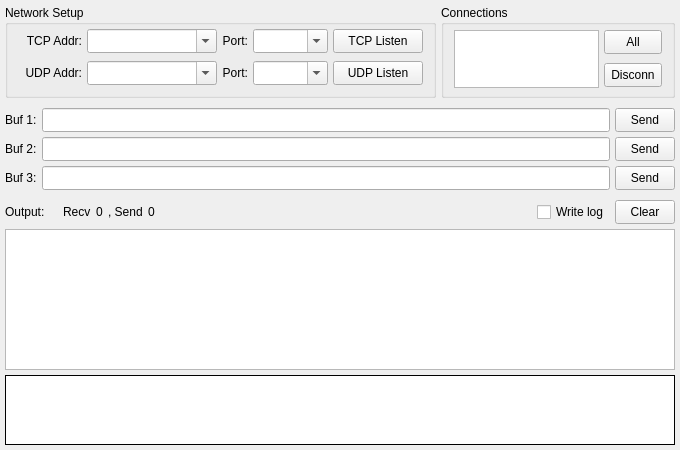
Windowsist/sokit2, file src/serverform.ui: the form before one commit.
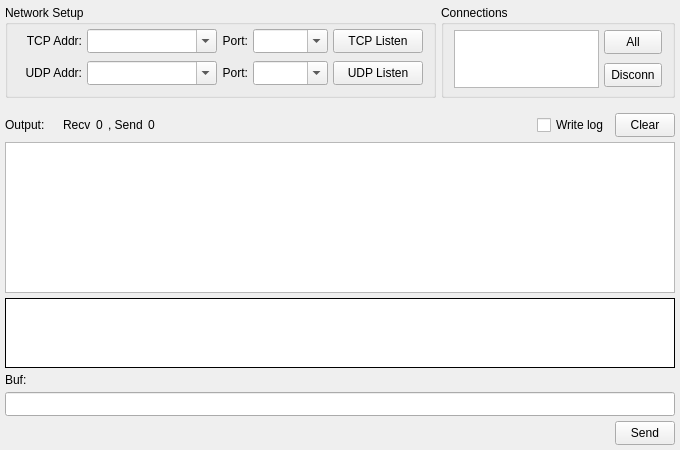
The form after the commit.

What changed in the file:
```diff
--- a/src/serverform.ui
+++ b/src/serverform.ui
@@ -503,135 +503,6 @@
      <property name="spacing">
       <number>5</number>
      </property>
-     <item row="0" column="0">
-      <widget class="QLabel" name="lab5">
-       <property name="text">
-        <string>Buf 1:</string>
-       </property>
-      </widget>
-     </item>
-     <item row="0" column="2">
-      <widget class="QToolButton" name="btnSend1">
-       <property name="minimumSize">
-        <size>
-         <width>60</width>
-         <height>24</height>
-        </size>
-       </property>
-       <property name="maximumSize">
-        <size>
-         <width>60</width>
-         <height>24</height>
-        </size>
-       </property>
-       <property name="text">
-        <string>Send</string>
-       </property>
-       <property name="checkable">
-        <bool>false</bool>
-       </property>
-      </widget>
-     </item>
-     <item row="1" column="0">
-      <widget class="QLabel" name="lab6">
-       <property name="text">
-        <string>Buf 2:</string>
-       </property>
-      </widget>
-     </item>
-     <item row="1" column="1">
-      <widget class="QLineEdit" name="edtBuf2">
-       <property name="minimumSize">
-        <size>
-         <width>0</width>
-         <height>24</height>
-        </size>
-       </property>
-       <property name="maximumSize">
-        <size>
-         <width>16777215</width>
-         <height>24</height>
-        </size>
-       </property>
-      </widget>
-     </item>
-     <item row="1" column="2">
-      <widget class="QToolButton" name="btnSend2">
-       <property name="minimumSize">
-        <size>
-         <width>60</width>
-         <height>24</height>
-        </size>
-       </property>
-       <property name="maximumSize">
-        <size>
-         <width>60</width>
-         <height>24</height>
-        </size>
-       </property>
-       <property name="text">
-        <string>Send</string>
-       </property>
-      </widget>
-     </item>
-     <item row="2" column="0">
-      <widget class="QLabel" name="lab7">
-       <property name="text">
-        <string>Buf 3:</string>
-       </property>
-      </widget>
-     </item>
-     <item row="2" column="1">
-      <widget class="QLineEdit" name="edtBuf3">
-       <property name="minimumSize">
-        <size>
-         <width>0</width>
-         <height>24</height>
-        </size>
-       </property>
-       <property name="maximumSize">
-        <size>
-         <width>16777215</width>
-         <height>24</height>
-        </size>
-       </property>
-      </widget>
-     </item>
-     <item row="2" column="2">
-      <widget class="QToolButton" name="btnSend3">
-       <property name="minimumSize">
-        <size>
-         <width>60</width>
-         <height>24</height>
-        </size>
-       </property>
-       <property name="maximumSize">
-        <size>
-         <width>60</width>
-         <height>24</height>
-        </size>
-       </property>
-       <property name="text">
-        <string>Send</string>
-       </property>
-      </widget>
-     </item>
-     <item row="0" column="1">
-      <widget class="QLineEdit" name="edtBuf1">
-       <property name="minimumSize">
-        <size>
-         <width>0</width>
-         <height>24</height>
-        </size>
-       </property>
-       <property name="maximumSize">
-        <size>
-         <width>16777215</width>
-         <height>24</height>
-        </size>
-       </property>
-      </widget>
-     </item>
     </layout>
    </item>
    <item>
@@ -833,6 +704,51 @@
      </property>
     </widget>
    </item>
+   <item>
+    <widget class="QLabel" name="lab5">
+     <property name="text">
+      <string>Buf:</string>
+     </property>
+    </widget>
+   </item>
+   <item>
+    <widget class="QLineEdit" name="edtBuf1">
+     <property name="minimumSize">
+      <size>
+       <width>0</width>
+       <height>24</height>
+      </size>
+     </property>
+     <property name="maximumSize">
+      <size>
+       <width>16777215</width>
+       <height>24</height>
+      </size>
+     </property>
+    </widget>
+   </item>
+   <item alignment="Qt::AlignRight">
+    <widget class="QToolButton" name="btnSend1">
+     <property name="minimumSize">
+      <size>
+       <width>60</width>
+       <height>24</height>
+      </size>
+     </property>
+     <property name="maximumSize">
+      <size>
+       <width>60</width>
+       <height>24</height>
+      </size>
+     </property>
+     <property name="text">
+      <string>Send</string>
+     </property>
+     <property name="checkable">
+      <bool>false</bool>
+     </property>
+    </widget>
+   </item>
   </layout>
  </widget>
  <tabstops>
```
Left out of the diff: 14 changed lines with no effect on the pictures.
